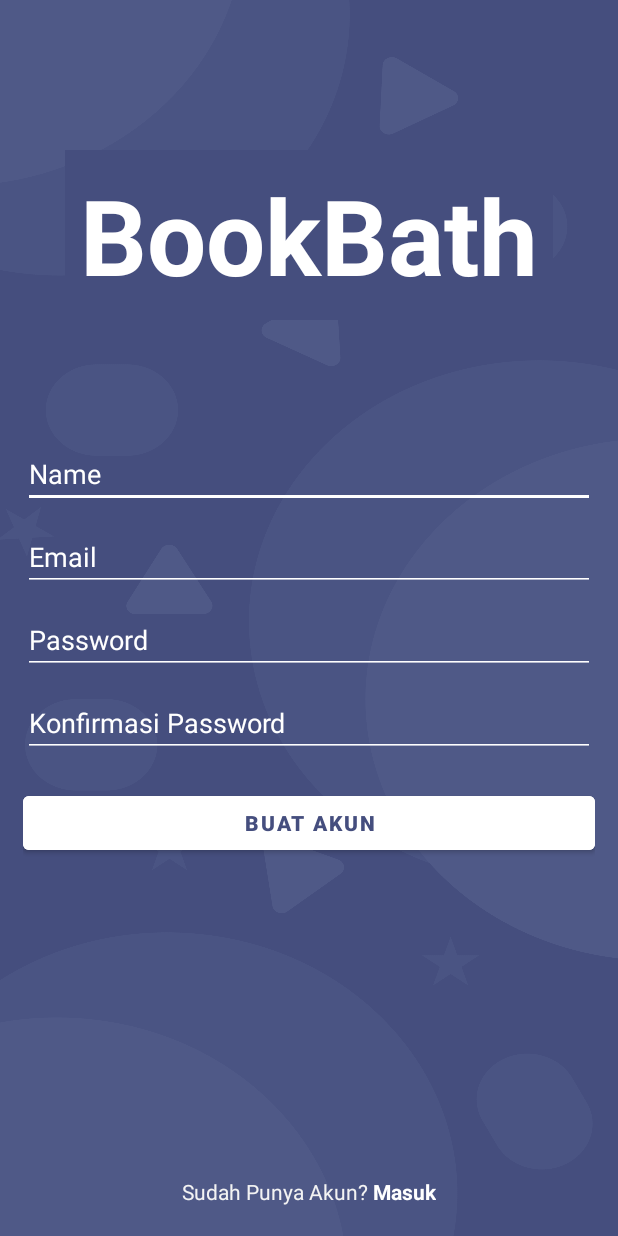
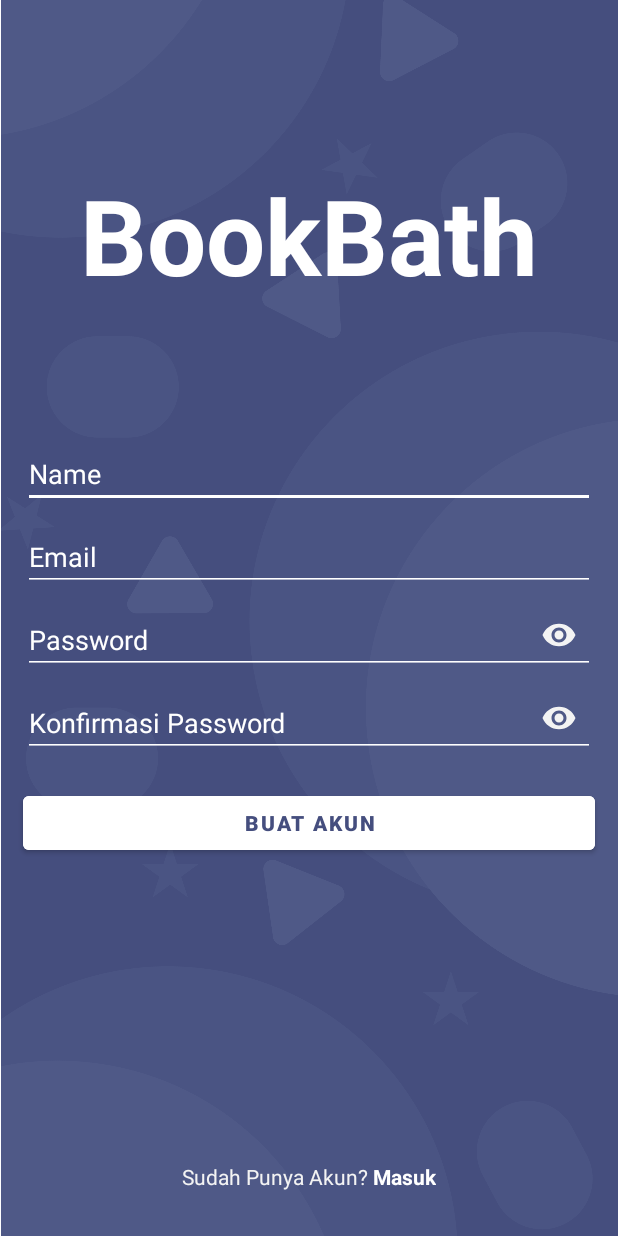
Before and after one commit to ReihanFatilla/BarberKu, an Android app: the layout activity_sign_up.xml on its own in the app's theme, with its tools: preview values and no code run, on a phone screen of 412 x 824 dp. Run offline under Robolectric (Android 15) with nearby library versions, the phone set to English and light mode, and no system bars.

Commit message:
Added Show Hide Password

```diff
--- a/app/src/main/java/com/example/BookBath/presentation/home/HomeActivity.kt
+++ b/app/src/main/java/com/example/BookBath/presentation/home/HomeActivity.kt
@@ -31,6 +31,7 @@ class HomeActivity : AppCompatActivity() {
             tvName.text = preferences.getName(LoginPreference.PREF_NAME)
 
             tvLogout.setOnClickListener {
+                finishAffinity()
                 startActivity(Intent(this@HomeActivity, SignInActivity::class.java))
                 preferences.logout()
             }
--- /dev/null
+++ b/app/src/main/res/drawable/cursor_text_color.xml
@@ -0,0 +1,8 @@
+<?xml version="1.0" encoding="utf-8"?>
+<shape xmlns:android="http://schemas.android.com/apk/res/android"
+    android:shape="rectangle">
+
+    <solid android:color="@color/white" />
+    <size android:width="2dp" />
+
+</shape>
--- /dev/null
+++ b/app/src/main/res/drawable/ic_hide_unhide.xml
@@ -0,0 +1,10 @@
+<vector xmlns:android="http://schemas.android.com/apk/res/android"
+    android:width="24dp"
+    android:height="24dp"
+    android:viewportWidth="24"
+    android:viewportHeight="24"
+    android:tint="?attr/colorControlNormal">
+  <path
+      android:fillColor="@android:color/white"
+      android:pathData="M12,4.5C7,4.5 2.73,7.61 1,12c1.73,4.39 6,7.5 11,7.5s9.27,-3.11 11,-7.5c-1.73,-4.39 -6,-7.5 -11,-7.5zM12,17c-2.76,0 -5,-2.24 -5,-5s2.24,-5 5,-5 5,2.24 5,5 -2.24,5 -5,5zM12,9c-1.66,0 -3,1.34 -3,3s1.34,3 3,3 3,-1.34 3,-3 -1.34,-3 -3,-3z"/>
+</vector>
--- a/app/src/main/res/layout/activity_sign_up.xml
+++ b/app/src/main/res/layout/activity_sign_up.xml
@@ -8,14 +8,23 @@
     android:orientation="vertical"
     android:gravity="center_horizontal"
     android:paddingHorizontal="15dp"
-    android:background="@drawable/bg_app">
+    android:clipToPadding="false">
+
+    <ImageView
+        android:layout_width="match_parent"
+        android:layout_height="0dp"
+        app:layout_constraintTop_toTopOf="parent"
+        app:layout_constraintBottom_toBottomOf="parent"
+        android:scaleType="centerCrop"
+        android:layout_marginStart="-15dp"
+        android:layout_marginEnd="-15dp"
+        android:src="@drawable/bg_app" />
 
     <TextView
         android:id="@+id/tv_app_name"
         android:layout_width="wrap_content"
         android:layout_height="wrap_content"
         android:layout_marginTop="100dp"
-        android:background="@color/PrimaryColor"
         android:padding="10dp"
         android:text="BookBath"
         android:textColor="@color/white"
@@ -61,6 +70,18 @@
         android:backgroundTint="@color/white"
         android:inputType="textPassword" />
 
+    <ImageButton
+        android:id="@+id/btn_show_hide"
+        android:layout_width="wrap_content"
+        android:layout_height="wrap_content"
+        android:src="@drawable/ic_hide_unhide"
+        app:tint="@color/gray"
+        android:layout_marginBottom="7dp"
+        android:backgroundTint="@android:color/transparent"
+        app:layout_constraintTop_toTopOf="@id/edt_password"
+        app:layout_constraintBottom_toBottomOf="@id/edt_password"
+        app:layout_constraintEnd_toEndOf="@id/edt_password" />
+
     <EditText
         android:id="@+id/edt_password_confirm"
         android:layout_width="match_parent"
@@ -71,7 +92,19 @@
         android:backgroundTint="@color/white"
         android:hint="Konfirmasi Password"
         app:layout_constraintTop_toBottomOf="@id/edt_password"
-        android:inputType="textPassword" />
+        android:inputType="textPassword"/>
+
+    <ImageButton
+        android:id="@+id/btn_show_hide_confirm"
+        android:layout_width="wrap_content"
+        android:layout_height="wrap_content"
+        android:src="@drawable/ic_hide_unhide"
+        app:tint="@color/gray"
+        android:layout_marginBottom="7dp"
+        android:backgroundTint="@android:color/transparent"
+        app:layout_constraintTop_toTopOf="@id/edt_password_confirm"
+        app:layout_constraintBottom_toBottomOf="@id/edt_password_confirm"
+        app:layout_constraintEnd_toEndOf="@id/edt_password_confirm" />
 
     <Button
         android:id="@+id/btn_register"
@@ -88,7 +121,7 @@
         app:layout_constraintBottom_toBottomOf="parent"
         app:layout_constraintStart_toStartOf="parent"
         app:layout_constraintEnd_toEndOf="parent"
-        android:layout_marginBottom="20dp"
+        android:layout_marginBottom="30dp"
         android:layout_width="match_parent"
         android:layout_height="wrap_content"
         android:orientation="horizontal"
--- a/app/src/main/res/layout/item_bookbath.xml
+++ b/app/src/main/res/layout/item_bookbath.xml
@@ -5,7 +5,7 @@
     android:layout_height="wrap_content"
     xmlns:app="http://schemas.android.com/apk/res-auto"
     android:layout_marginHorizontal="15dp"
-    app:cardElevation="1dp"
+    app:cardElevation="3dp"
     app:cardCornerRadius="20dp"
     android:backgroundTint="@color/white"
     android:layout_marginTop="15dp">
--- a/app/src/main/res/values/themes.xml
+++ b/app/src/main/res/values/themes.xml
@@ -15,5 +15,6 @@
         <item name="android:windowTranslucentStatus">true</item>
         <item name="android:windowTranslucentNavigation">true</item>
         <item name="android:forceDarkAllowed" tools:targetApi="q">false</item>
+        <item name="android:textCursorDrawable">@drawable/cursor_text_color</item>
     </style>
 </resources>
```
Also changed, not shown: app/src/main/java/com/example/BookBath/presentation/auth/signin/SignInActivity.kt (+18 -1 lines), app/src/main/java/com/example/BookBath/presentation/auth/signup/SignUpActivity.kt (+25 -1 lines), app/src/main/res/layout/activity_home.xml (+13 -3 lines), app/src/main/res/layout/activity_sign_in.xml (+13 -1 lines).
